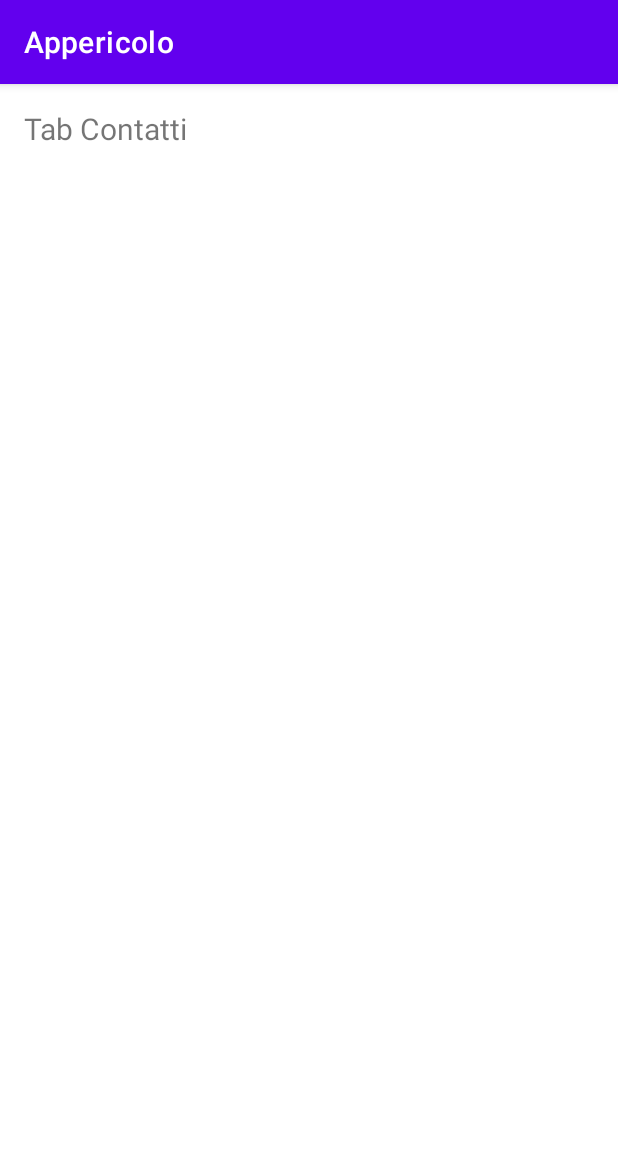
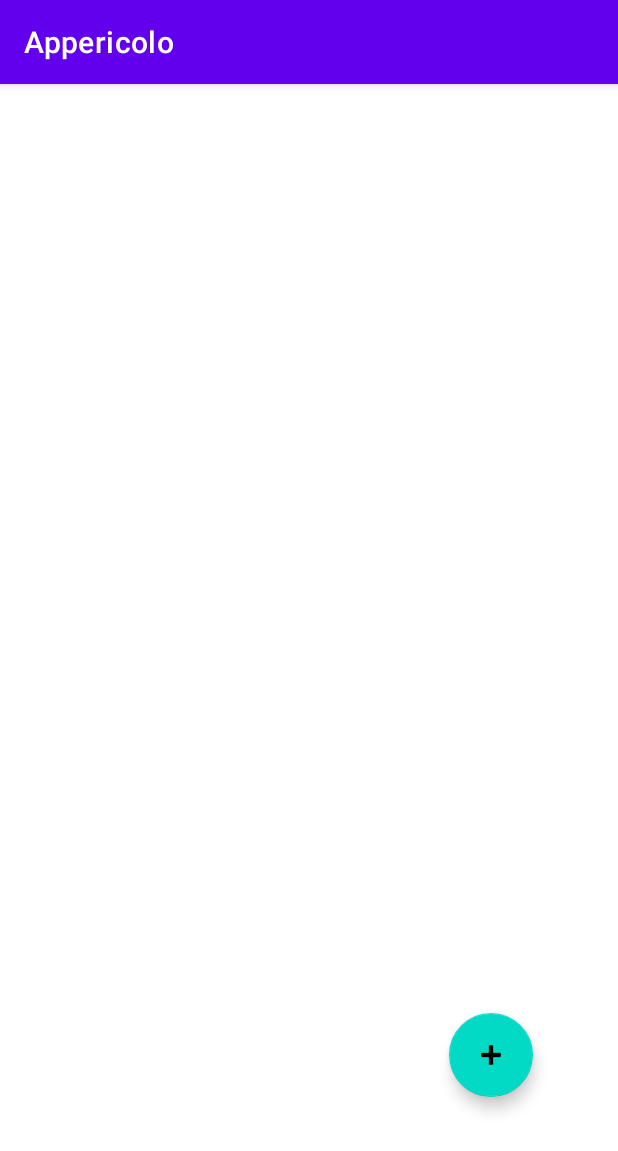
Before and after one commit to SaraMo14/Appericolo, an Android app: the fragment ContattiFragment shown on its own in the app's theme, on a phone screen of 412 x 824 dp. Shown: the top 1151 px of the screen. Run offline under Robolectric (Android 15) with nearby library versions, the phone set to English and light mode, and no system bars; our stand-ins replace Firebase (no records; nobody signed in at launch, a user with empty details on screens opened directly), Room's generated code; 1 statement that could not run was skipped.

Commit message:
contatti preferiti

```diff
--- a/app/src/main/java/com/example/appericolo/authentication/RegisterActivity.kt
+++ b/app/src/main/java/com/example/appericolo/authentication/RegisterActivity.kt
@@ -76,7 +76,7 @@ class RegisterActivity : AppCompatActivity() {
             .addOnCompleteListener(this) { task ->
                 if (task.isSuccessful) {
                     val user = User(name, surname, cell_number, email, favContacts)
-                    database.child(name).setValue(user)
+                    database.child(FirebaseAuth.getInstance().currentUser!!.uid).setValue(user)
                     val intent = Intent(this, LoginActivity::class.java)
                     // store registration token
                     CommonInfo.retrieveAndStoreToken()
--- a/app/src/main/java/com/example/appericolo/ui/preferiti/PreferitiFragment.kt
+++ b/app/src/main/java/com/example/appericolo/ui/preferiti/PreferitiFragment.kt
@@ -7,7 +7,6 @@ import android.view.ViewGroup
 import androidx.fragment.app.Fragment
 import androidx.viewpager.widget.ViewPager
 import com.example.appericolo.databinding.FragmentPreferitiBinding
-import com.example.appericolo_from_bottomnavigation.ui.preferiti.PreferitiViewPagerAdapter
 import com.google.android.material.tabs.TabLayout
 
 class PreferitiFragment : Fragment() {
--- a/app/src/main/java/com/example/appericolo/ui/preferiti/PreferitiViewPagerAdapter.kt
+++ b/app/src/main/java/com/example/appericolo/ui/preferiti/PreferitiViewPagerAdapter.kt
@@ -1,11 +1,11 @@
-package com.example.appericolo_from_bottomnavigation.ui.preferiti
+package com.example.appericolo.ui.preferiti
 
 import android.content.Context
 import androidx.annotation.Nullable
 import androidx.fragment.app.Fragment
 import androidx.fragment.app.FragmentManager
 import androidx.fragment.app.FragmentPagerAdapter
-import com.example.appericolo.ui.preferiti.contatti.ContattiFragment
+import com.example.appericolo.ui.preferiti.contacts.ContattiFragment
 import com.example.appericolo.ui.preferiti.luoghi.ListaLuoghiFragment
 
 
--- /dev/null
+++ b/app/src/main/java/com/example/appericolo/ui/preferiti/contacts/ContattiFragment.kt
@@ -0,0 +1,73 @@
+package com.example.appericolo.ui.preferiti.contacts
+
+import android.app.AlertDialog
+import android.content.Intent
+import android.os.Bundle
+import android.util.Log
+import androidx.fragment.app.Fragment
+import android.view.LayoutInflater
+import android.view.View
+import android.view.ViewGroup
+import androidx.lifecycle.Observer
+import androidx.lifecycle.ViewModelProvider
+import androidx.recyclerview.widget.LinearLayoutManager
+import androidx.recyclerview.widget.RecyclerView
+import com.example.appericolo.R
+import com.example.appericolo.SummaryActivity
+import com.google.android.material.floatingactionbutton.FloatingActionButton
+
+class ContattiFragment : Fragment() {
+    lateinit var  contactViewModel: ContactViewModel
+
+    override fun onCreate(savedInstanceState: Bundle?) {
+        super.onCreate(savedInstanceState)
+
+    }
+
+    override fun onCreateView(
+        inflater: LayoutInflater, container: ViewGroup?,
+        savedInstanceState: Bundle?,
+    ): View? {
+        Log.i("ContattiFragment", "dentro")
+        // Inflate the layout for this fragment
+        val view = inflater.inflate(R.layout.fragment_contatti, container, false)
+
+        val adapter = FavContactsListAdapter()
+        val rv = view.findViewById<RecyclerView>(R.id.recyclerView)
+        rv.adapter = adapter
+        rv.layoutManager = LinearLayoutManager(this.requireContext())
+
+        contactViewModel = ViewModelProvider(this).get(ContactViewModel::class.java)
+        //contactViewModel.deleteAll()
+        //contactViewModel.putFavFromRemoteToLocal()
+        contactViewModel.readAllData.observe(this.requireActivity(), Observer { contact->
+            adapter.setData(contact)
+        })
+        adapter.setOnItemClickListener(object : FavContactsListAdapter.onItemClickListener {
+            override fun onItemClick(position: Int) {
+                var selectedItem =  adapter.getItem(position)
+                val builder = AlertDialog.Builder(this@ContattiFragment.requireContext())
+                builder.setMessage("Sicuro di voler eliminare "+  selectedItem.name + " dalla lista dei contatti preferiti?")
+                    .setCancelable(false)
+                    .setPositiveButton("Sì") { dialog, id ->
+                        contactViewModel.removeContact(selectedItem)
+                    }
+                    .setNegativeButton("No") { dialog, id ->
+                        // Dismiss the dialog
+                        dialog.dismiss()
+                    }
+                val alert = builder.create()
+                alert.show()
+            }
+
+        })
+
+        view.findViewById<FloatingActionButton>(R.id.addFavContFAB).setOnClickListener{
+            val intent = Intent(this.requireContext(), NewContactActivity::class.java)
+            startActivity(intent)
+        }
+        return view
+    }
+
+
+}
--- a/app/src/main/java/com/example/appericolo/ui/preferiti/contatti/ContattiFragment.kt
+++ /dev/null
@@ -1,44 +0,0 @@
-package com.example.appericolo.ui.preferiti.contatti
-
-import android.os.Bundle
-import androidx.fragment.app.Fragment
-import android.view.LayoutInflater
-import android.view.View
-import android.view.ViewGroup
-import com.example.appericolo.R
-
-class ContattiFragment : Fragment() {
-
-    override fun onCreate(savedInstanceState: Bundle?) {
-        super.onCreate(savedInstanceState)
-
-    }
-
-    override fun onCreateView(
-        inflater: LayoutInflater, container: ViewGroup?,
-        savedInstanceState: Bundle?,
-    ): View? {
-        // Inflate the layout for this fragment
-        return inflater.inflate(R.layout.fragment_contatti, container, false)
-    }
-
-    companion object {
-        /**
-         * Use this factory method to create a new instance of
-         * this fragment using the provided parameters.
-         *
-         * @param param1 Parameter 1.
-         * @param param2 Parameter 2.
-         * @return A new instance of fragment ContattiFragment.
-         */
-        /*// TODO: Rename and change types and number of parameters
-        @JvmStatic
-        fun newInstance(param1: String, param2: String) =
-            ContattiFragment().apply {
-                arguments = Bundle().apply {
-                    putString(ARG_PARAM1, param1)
-                    putString(ARG_PARAM2, param2)
-                }
-            }*/
-    }
-}
--- a/app/src/main/res/layout/fragment_contatti.xml
+++ b/app/src/main/res/layout/fragment_contatti.xml
@@ -1,16 +1,36 @@
 <?xml version="1.0" encoding="utf-8"?>
-<FrameLayout xmlns:android="http://schemas.android.com/apk/res/android"
+<androidx.constraintlayout.widget.ConstraintLayout xmlns:android="http://schemas.android.com/apk/res/android"
+    xmlns:app="http://schemas.android.com/apk/res-auto"
     xmlns:tools="http://schemas.android.com/tools"
     android:layout_width="match_parent"
     android:layout_height="match_parent"
-    tools:context=".ui.preferiti.contatti.ContattiFragment"
-    android:padding="16dp">
+    tools:context="com.example.appericolo.ui.preferiti.contacts.ContattiFragment">
 
-    <!-- TODO: Update blank fragment layout -->
-    <TextView
+
+    <com.google.android.material.floatingactionbutton.FloatingActionButton
+        android:id="@+id/addFavContFAB"
+        android:layout_width="wrap_content"
+        android:layout_height="wrap_content"
+        android:clickable="true"
+        app:layout_constraintBottom_toBottomOf="parent"
+        app:layout_constraintEnd_toEndOf="@+id/recyclerView"
+        app:layout_constraintHorizontal_bias="0.84"
+        app:layout_constraintStart_toStartOf="@+id/recyclerView"
+        app:layout_constraintTop_toTopOf="parent"
+        app:layout_constraintVertical_bias="0.87"
+        app:srcCompat="@android:drawable/ic_input_add"
+        tools:ignore="SpeakableTextPresentCheck" />
+
+    <androidx.recyclerview.widget.RecyclerView
+        android:id="@+id/recyclerView"
         android:layout_width="match_parent"
         android:layout_height="match_parent"
-        android:text="Tab Contatti"
-        android:textSize="20dp"/>
+        app:layout_constraintBottom_toBottomOf="parent"
+        app:layout_constraintEnd_toEndOf="parent"
+        app:layout_constraintHorizontal_bias="1.0"
+        app:layout_constraintStart_toStartOf="parent"
+        app:layout_constraintTop_toTopOf="parent"
+        app:layout_constraintVertical_bias="1.0" />
 
-</FrameLayout>
+
+</androidx.constraintlayout.widget.ConstraintLayout>
--- a/app/src/main/res/layout/fragment_location_list.xml
+++ b/app/src/main/res/layout/fragment_location_list.xml
@@ -4,7 +4,7 @@
     xmlns:tools="http://schemas.android.com/tools"
     android:layout_width="match_parent"
     android:layout_height="match_parent"
-    tools:context="com.example.appericolo_from_bottomnavigation.ui.preferiti.luoghi.ListaLuoghiFragment">
+    tools:context="com.example.appericolo.ui.preferiti.luoghi.ListaLuoghiFragment">
 
     <androidx.recyclerview.widget.RecyclerView
         android:id="@+id/recyclerview"
```
